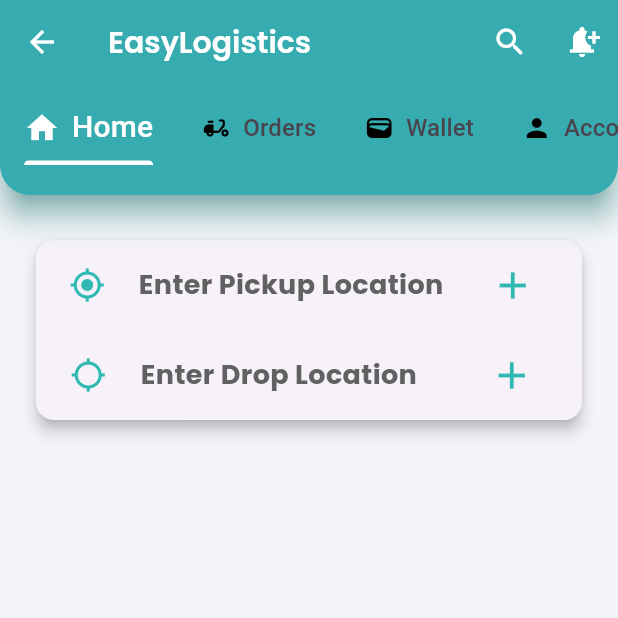
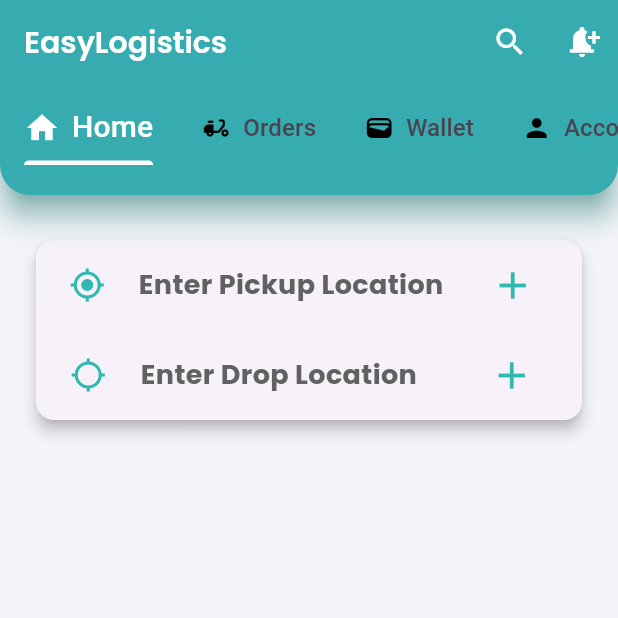
Before and after one commit to bhatganeshdarshan/Flutter-Logistic-app-project, a Flutter app: the MainScreen screen opened directly, on a phone screen of 412 x 824 dp, the top half of it. Run offline on Flutter 3.47's test engine with Material 3 defaults, Android fonts, the light colour scheme and no system bars; our stand-ins replace country_code_picker, firebase_auth, flutter_screenutil, get, google_fonts, google_maps_flutter and 2 more; missing offline and left inert: flutter_polyline_points; accounts and stored records are empty.

Commit message:
Removed the back button in entrypage

```diff
--- a/lib/entrypage.dart
+++ b/lib/entrypage.dart
@@ -43,11 +43,6 @@
             shadowColor: ApplicationColors.mainThemeBlue,
             elevation: 8,
             backgroundColor: ApplicationColors.mainThemeBlue,
-            leading: IconButton(
-              onPressed: () {},
-              icon: const Icon(Icons.arrow_back),
-              color: Colors.white,
-            ),
             title: Text(
               'EasyLogistics',
               style: appStyle(20, Colors.white, FontWeight.w600),
```
